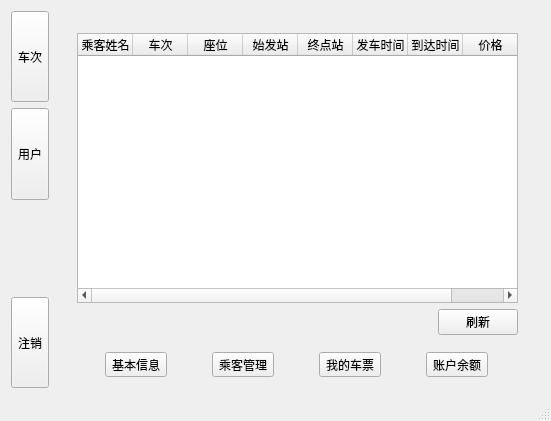
Old version of the form MainProgram/mainwindow.ui in the repository jameswhqi/12307.
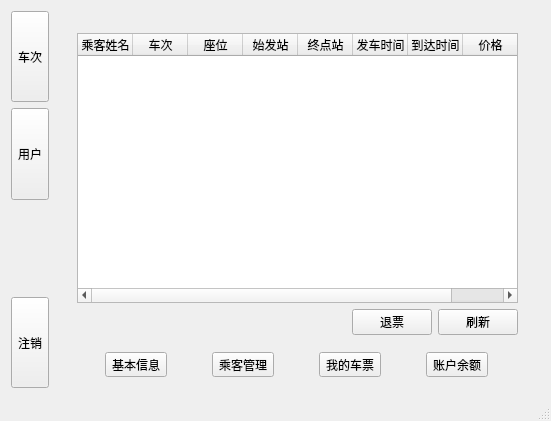
New version of the form. The open tabs and pages were chosen to show the change.

```diff
--- a/MainProgram/mainwindow.ui
+++ b/MainProgram/mainwindow.ui
@@ -672,6 +672,13 @@
                 </property>
                </spacer>
               </item>
+              <item>
+               <widget class="QPushButton" name="delete_btn">
+                <property name="text">
+                 <string>退票</string>
+                </property>
+               </widget>
+              </item>
               <item>
                <widget class="QPushButton" name="refresh_btn">
                 <property name="text">
```
